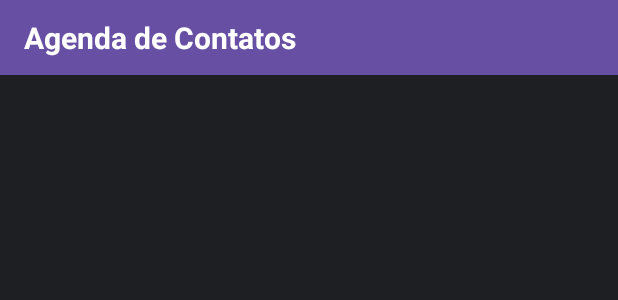
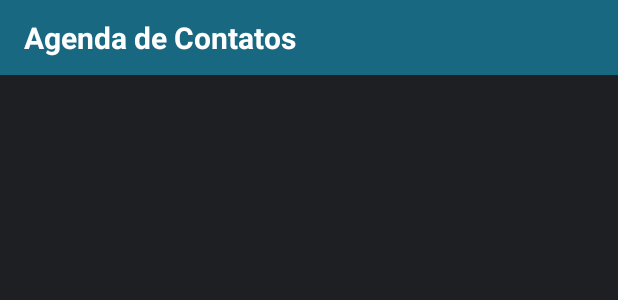
Before and after one commit to thayvitareli/agenda, an Android app: the layout activity_main.xml on its own in the app's theme, with its tools: preview values and no code run, on a phone screen of 412 x 824 dp. Shown: the top 300 px of the screen. Run offline under Robolectric (Android 15) with nearby library versions, the phone set to English and light mode, and no system bars.

Commit message:
alteração da cor do status bar

```diff
--- a/app/src/main/AndroidManifest.xml
+++ b/app/src/main/AndroidManifest.xml
@@ -7,7 +7,7 @@
         android:dataExtractionRules="@xml/data_extraction_rules"
         android:fullBackupContent="@xml/backup_rules"
         android:icon="@mipmap/ic_launcher"
-        android:label="@string/app_name"
+        android:label=""
         android:roundIcon="@mipmap/ic_launcher_round"
         android:supportsRtl="true"
         android:theme="@style/Theme.Agenda"
--- a/app/src/main/res/layout/activity_main.xml
+++ b/app/src/main/res/layout/activity_main.xml
@@ -11,7 +11,7 @@
         android:id="@+id/toolbarHome"
         android:layout_width="0dp"
         android:layout_height="50dp"
-        android:background="?attr/colorPrimary"
+        android:background="@color/primary"
         android:minHeight="?attr/actionBarSize"
         android:theme="?attr/actionBarTheme"
         app:layout_constraintEnd_toEndOf="parent"
--- a/app/src/main/res/values/colors.xml
+++ b/app/src/main/res/values/colors.xml
@@ -5,4 +5,5 @@
     <color name="fundo">#1E1F22</color>
     <color name="items">#2B2D30</color>
     <color name="btn_color">#CB197B9A</color>
+    <color name="primary">#CB197B9A</color>
 </resources>
--- a/app/src/main/res/values/themes.xml
+++ b/app/src/main/res/values/themes.xml
@@ -2,8 +2,10 @@
     <!-- Base application theme. -->
     <style name="Base.Theme.Agenda" parent="Theme.Material3.DayNight.NoActionBar">
         <!-- Customize your light theme here. -->
-        <!-- <item name="colorPrimary">@color/my_light_primary</item> -->
+        <!-- <item name="colorPrimary">@color/primary</item> -->
     </style>
 
-    <style name="Theme.Agenda" parent="Base.Theme.Agenda" />
+    <style name="Theme.Agenda" parent="Base.Theme.Agenda" >
+        <item name="colorPrimary">@color/primary</item>
+    </style>
 </resources>
```
